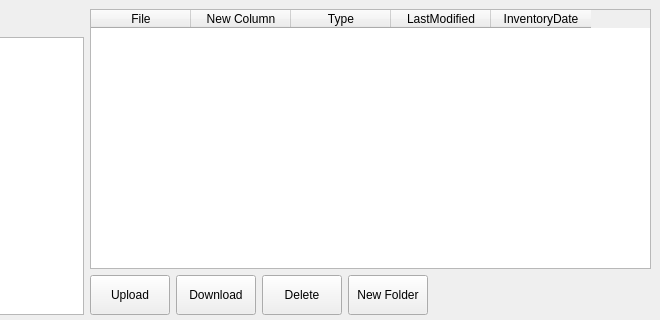
First picture: the form in mainwindow.ui, repository spellr/glacier-client, before the edit; both pictures show x 486 to 1146 and y 0 to 320 of the 1146 by 686 pixel window.
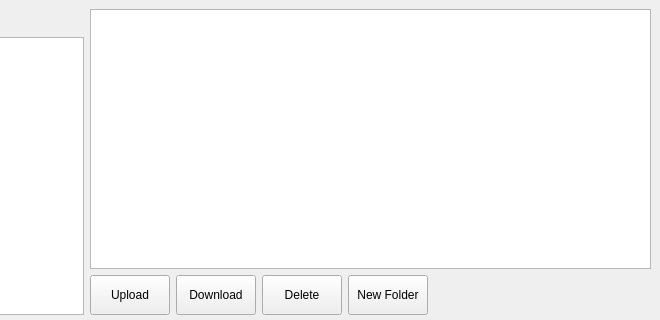
Second picture: the form after the edit.

Commit message: Started adding files_table model&view

Patch:
```diff
--- a/mainwindow.ui
+++ b/mainwindow.ui
@@ -159,41 +159,13 @@
         <item>
          <layout class="QVBoxLayout" name="verticalLayout_4">
           <item>
-           <widget class="QTableWidget" name="tableWidget">
+           <widget class="QTableView" name="filesTable">
             <property name="styleSheet">
              <string notr="true">#QHeaderView::section { background-color:#dddddd; }</string>
             </property>
-            <property name="columnCount">
-             <number>5</number>
+            <property name="selectionBehavior">
+             <enum>QAbstractItemView::SelectRows</enum>
             </property>
-            <attribute name="verticalHeaderVisible">
-             <bool>false</bool>
-            </attribute>
-            <column>
-             <property name="text">
-              <string>File</string>
-             </property>
-            </column>
-            <column>
-             <property name="text">
-              <string>New Column</string>
-             </property>
-            </column>
-            <column>
-             <property name="text">
-              <string>Type</string>
-             </property>
-            </column>
-            <column>
-             <property name="text">
-              <string>LastModified</string>
-             </property>
-            </column>
-            <column>
-             <property name="text">
-              <string>InventoryDate</string>
-             </property>
-            </column>
            </widget>
           </item>
           <item>
```
The commit also changes 4 other files.
